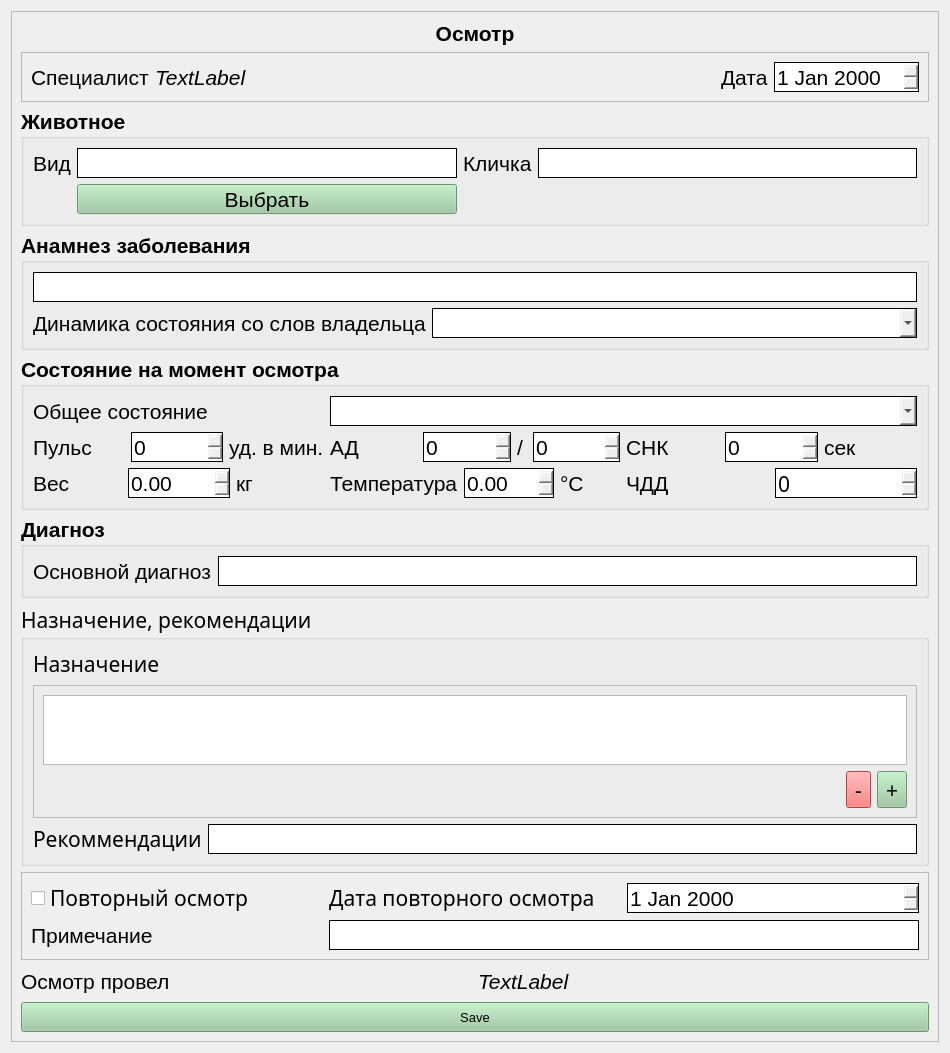
Painted-Black/BMSTU-DB-CourseWork, file vet/vetclient/src/ui/visit.ui: the form before one commit.
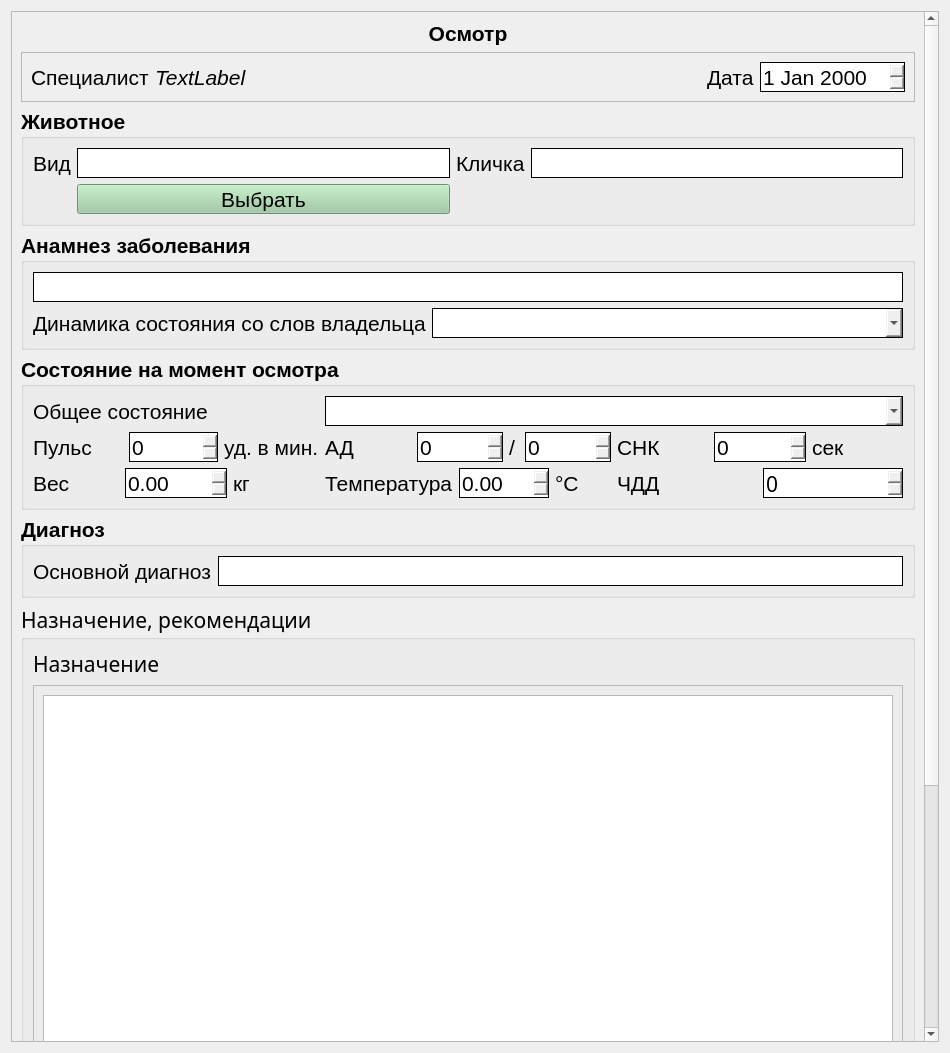
The form after the commit.

```diff
--- a/vet/vetclient/src/ui/visit.ui
+++ b/vet/vetclient/src/ui/visit.ui
@@ -24,8 +24,8 @@
        <rect>
         <x>0</x>
         <y>0</y>
-        <width>930</width>
-        <height>1033</height>
+        <width>916</width>
+        <height>1351</height>
        </rect>
       </property>
       <layout class="QVBoxLayout" name="verticalLayout_2">
@@ -2359,6 +2359,12 @@
              </item>
              <item row="0" column="0" colspan="3">
               <widget class="QTableView" name="prescr_tableView">
+               <property name="minimumSize">
+                <size>
+                 <width>0</width>
+                 <height>400</height>
+                </size>
+               </property>
                <property name="sizeAdjustPolicy">
                 <enum>QAbstractScrollArea::AdjustToContents</enum>
                </property>
```
Left out of the diff: 3 changed lines with no effect on the pictures.
